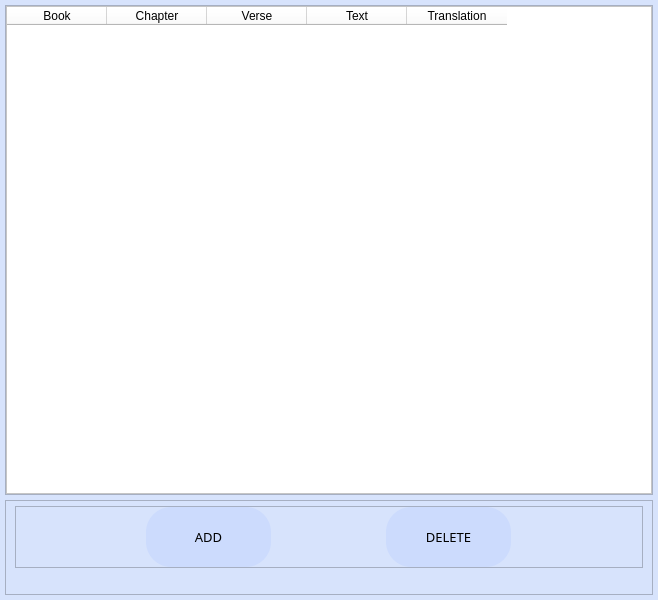
The window that UI/View BookMarks.ui (Christo77793/The-Living-Word) describes before a commit, drawn with Qt 5.
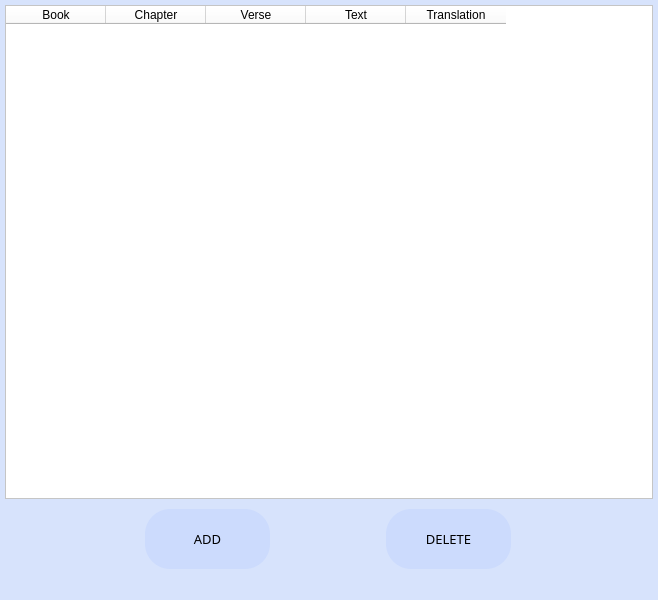
The same window after the commit. Icons and pictures are not drawn.

The edit to the form file:
```diff
--- a/UI/View BookMarks.ui
+++ b/UI/View BookMarks.ui
@@ -48,10 +48,10 @@
     <item>
      <widget class="QFrame" name="frame">
       <property name="frameShape">
-       <enum>QFrame::StyledPanel</enum>
+       <enum>QFrame::NoFrame</enum>
       </property>
       <property name="frameShadow">
-       <enum>QFrame::Raised</enum>
+       <enum>QFrame::Plain</enum>
       </property>
       <layout class="QHBoxLayout" name="horizontalLayout_2">
        <property name="spacing">
@@ -119,10 +119,10 @@
     <item>
      <widget class="QFrame" name="frame_3">
       <property name="frameShape">
-       <enum>QFrame::StyledPanel</enum>
+       <enum>QFrame::NoFrame</enum>
       </property>
       <property name="frameShadow">
-       <enum>QFrame::Raised</enum>
+       <enum>QFrame::Plain</enum>
       </property>
       <layout class="QVBoxLayout" name="verticalLayout_2">
        <property name="spacing">
@@ -148,10 +148,10 @@
 }</string>
          </property>
          <property name="frameShape">
-          <enum>QFrame::StyledPanel</enum>
+          <enum>QFrame::NoFrame</enum>
          </property>
          <property name="frameShadow">
-          <enum>QFrame::Raised</enum>
+          <enum>QFrame::Plain</enum>
          </property>
          <layout class="QHBoxLayout" name="horizontalLayout">
           <property name="spacing">
```
